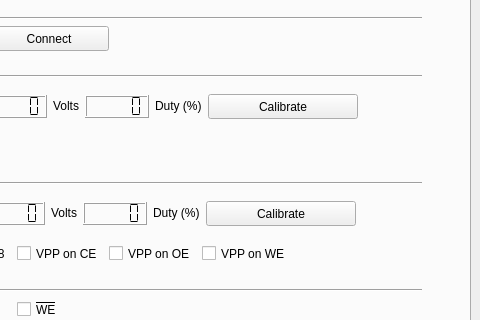
This is software/usbflashprog/ui/mainwindow.ui in robsonsmartins/usbflashprog as Qt 5 draws it before an edit; both pictures show x 197 to 677 and y 88 to 408 of the 677 by 842 pixel window. The edited form follows.
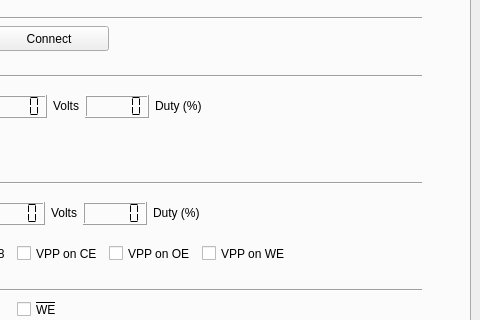
This is the edited form. The open tabs and pages were chosen to show the change. Icons and pictures are not drawn.

What changed in the file:
```diff
--- a/software/usbflashprog/ui/mainwindow.ui
+++ b/software/usbflashprog/ui/mainwindow.ui
@@ -1631,46 +1631,6 @@
                  </property>
                 </widget>
                </item>
-               <item>
-                <widget class="QPushButton" name="pushButtonVddInitCal">
-                 <property name="sizePolicy">
-                  <sizepolicy hsizetype="Fixed" vsizetype="Fixed">
-                   <horstretch>0</horstretch>
-                   <verstretch>0</verstretch>
-                  </sizepolicy>
-                 </property>
-                 <property name="minimumSize">
-                  <size>
-                   <width>150</width>
-                   <height>25</height>
-                  </size>
-                 </property>
-                 <property name="maximumSize">
-                  <size>
-                   <width>16777215</width>
-                   <height>16777215</height>
-                  </size>
-                 </property>
-                 <property name="baseSize">
-                  <size>
-                   <width>0</width>
-                   <height>0</height>
-                  </size>
-                 </property>
-                 <property name="text">
-                  <string>Calibrate</string>
-                 </property>
-                 <property name="checkable">
-                  <bool>false</bool>
-                 </property>
-                 <property name="autoRepeatInterval">
-                  <number>100</number>
-                 </property>
-                 <property name="flat">
-                  <bool>false</bool>
-                 </property>
-                </widget>
-               </item>
                <item>
                 <spacer name="horizontalSpacer_5">
                  <property name="orientation">
@@ -1900,25 +1860,6 @@
                  </property>
                 </widget>
                </item>
-               <item>
-                <widget class="QPushButton" name="pushButtonVppInitCal">
-                 <property name="sizePolicy">
-                  <sizepolicy hsizetype="Fixed" vsizetype="Fixed">
-                   <horstretch>0</horstretch>
-                   <verstretch>0</verstretch>
-                  </sizepolicy>
-                 </property>
-                 <property name="minimumSize">
-                  <size>
-                   <width>150</width>
-                   <height>25</height>
-                  </size>
-                 </property>
-                 <property name="text">
-                  <string>Calibrate</string>
-                 </property>
-                </widget>
-               </item>
                <item>
                 <spacer name="horizontalSpacer_4">
                  <property name="orientation">
```
Left out of the diff: 4 changed lines with no effect on the pictures.
